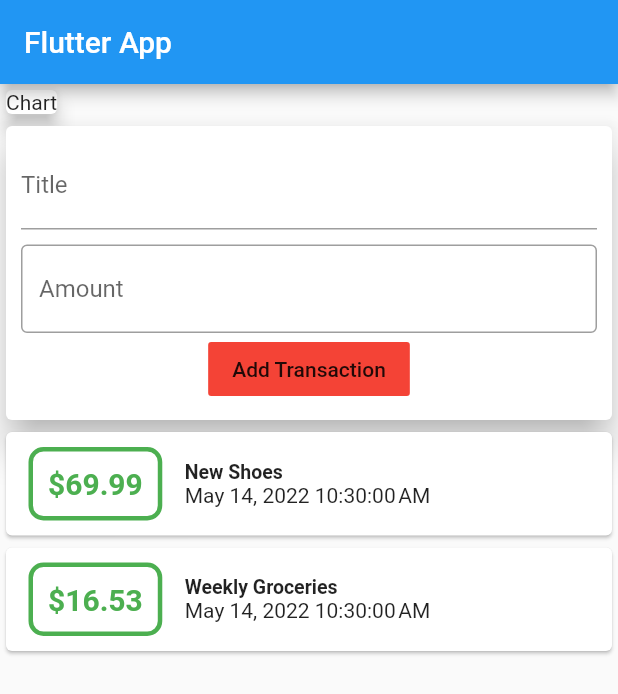
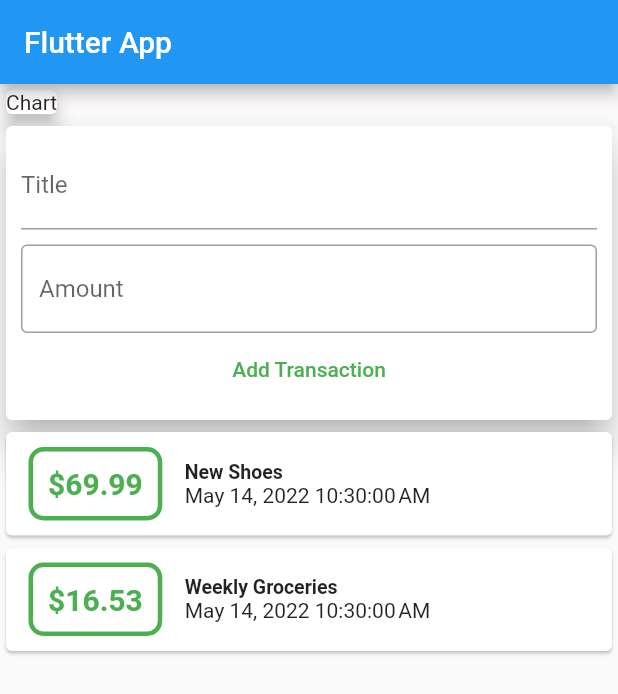
Before and after one commit to SamsonMokaya/Personal-Expense-Tracker, a Flutter app: the screen it shows after launch, on a phone screen of 412 x 824 dp. Shown: the top 694 px of the screen. Run offline on Flutter 3.47's test engine with Material 2 defaults, Android fonts, the phone set to English and light mode, and no system bars.

Commit message:
Third Commit

```diff
--- a/lib/main.dart
+++ b/lib/main.dart
@@ -1,6 +1,5 @@
 import 'package:flutter/material.dart';
-import './models/transaction.dart';
-import 'package:intl/intl.dart';
+import './widgets/user_transactions.dart';
 
 void main() {
   runApp(MyApp());
@@ -19,23 +18,8 @@ class MyApp extends StatelessWidget {
 }
 
 class MyHomePage extends StatelessWidget {
-  final List<Transaction> transactions = [
-    Transaction(
-      id: 't1',
-      title: 'New Shoes',
-      amount: 69.99,
-      date: DateTime.now(),
-    ),
-    Transaction(
-      id: 't2',
-      title: 'Weekly Groceries',
-      amount: 16.53,
-      date: DateTime.now(),
-    ),
-  ];
-
-  String titleInput;
-  String amountInput;
+  // String titleInput;
+  // String amountInput;
 
   @override
   Widget build(BuildContext context) {
@@ -53,78 +37,7 @@ class MyHomePage extends StatelessWidget {
               child: Text("Chart"),
             ),
           ),
-          Card(
-            elevation: 10,
-            child: Container(
-              padding: EdgeInsets.all(10),
-              child: Column(children: <Widget>[
-                Padding(
-                  padding: EdgeInsets.only(bottom: 10),
-                  child: TextField(
-                    decoration: InputDecoration(
-                      labelText: "Title",
-                    ),
-                  ),
-                ),
-                TextField(
-                  decoration: InputDecoration(
-                    border: OutlineInputBorder(),
-                    //labelText: "Amount",
-                    hintText: "Amount",
-                  ),
-                ),
-                FlatButton(
-                  onPressed: () {},
-                  child: Text("Add Transaction"),
-                  color: Colors.red,
-                  )
-              ]),
-            ),
-          ),
-          Column(
-            children: transactions.map((tx) {
-              return Card(
-                child:
-                    Row(mainAxisAlignment: MainAxisAlignment.start, children: [
-                  Container(
-                    margin: EdgeInsets.symmetric(
-                      vertical: 10,
-                      horizontal: 15,
-                    ),
-                    decoration: BoxDecoration(
-                      border: Border.all(
-                        color: Colors.green,
-                        width: 3,
-                      ),
-                      borderRadius: BorderRadius.circular(10),
-                    ),
-                    padding: EdgeInsets.all(10),
-                    child: Text(
-                      '\$' + tx.amount.toString(),
-                      style: TextStyle(
-                        fontWeight: FontWeight.bold,
-                        color: Colors.green,
-                        fontSize: 20,
-                      ),
-                    ),
-                  ),
-                  Column(
-                    crossAxisAlignment: CrossAxisAlignment.start,
-                    children: [
-                      Text(
-                        tx.title,
-                        style: TextStyle(
-                          fontSize: 13,
-                          fontWeight: FontWeight.bold,
-                        ),
-                      ),
-                      Text(DateFormat().format(tx.date))
-                    ],
-                  ),
-                ]),
-              );
-            }).toList(),
-          ),
+          UserTransactions(),
         ],
       ),
     );
--- /dev/null
+++ b/lib/widgets/new_transaction.dart
@@ -0,0 +1,46 @@
+import 'package:flutter/material.dart';
+
+class NewTransaction extends StatelessWidget {
+  final titleController = TextEditingController();
+  final amountController = TextEditingController();
+
+  @override
+  Widget build(BuildContext context) {
+    return Card(
+      elevation: 10,
+      child: Container(
+        padding: EdgeInsets.all(10),
+        child: Column(children: <Widget>[
+          Padding(
+            padding: EdgeInsets.only(bottom: 10),
+            child: TextField(
+              decoration: InputDecoration(
+                labelText: "Title",
+              ),
+              controller: titleController,
+            ),
+          ),
+          TextField(
+            decoration: InputDecoration(
+              border: OutlineInputBorder(),
+              //labelText: "Amount",
+              hintText: "Amount",
+            ),
+            controller: amountController,
+          ),
+          FlatButton(
+            onPressed: () {
+              print(titleController.text);
+              print(amountController.text);
+            },
+            child: Text(
+              "Add Transaction",
+            ),
+            textColor: Colors.green,
+            //color: Colors.green,
+          )
+        ]),
+      ),
+    );
+  }
+}
--- /dev/null
+++ b/lib/widgets/transaction_list.dart
@@ -0,0 +1,56 @@
+import 'package:flutter/material.dart';
+import 'package:intl/intl.dart';
+import '../models/transaction.dart';
+
+class TransactionList extends StatelessWidget {
+  final List<Transaction> transactions;
+
+  TransactionList(this.transactions);
+
+  @override
+  Widget build(BuildContext context) {
+    return Column(
+      children: transactions.map((tx) {
+        return Card(
+          child: Row(mainAxisAlignment: MainAxisAlignment.start, children: [
+            Container(
+              margin: EdgeInsets.symmetric(
+                vertical: 10,
+                horizontal: 15,
+              ),
+              decoration: BoxDecoration(
+                border: Border.all(
+                  color: Colors.green,
+                  width: 3,
+                ),
+                borderRadius: BorderRadius.circular(10),
+              ),
+              padding: EdgeInsets.all(10),
+              child: Text(
+                '\$' + tx.amount.toString(),
+                style: TextStyle(
+                  fontWeight: FontWeight.bold,
+                  color: Colors.green,
+                  fontSize: 20,
+                ),
+              ),
+            ),
+            Column(
+              crossAxisAlignment: CrossAxisAlignment.start,
+              children: [
+                Text(
+                  tx.title,
+                  style: TextStyle(
+                    fontSize: 13,
+                    fontWeight: FontWeight.bold,
+                  ),
+                ),
+                Text(DateFormat().format(tx.date))
+              ],
+            ),
+          ]),
+        );
+      }).toList(),
+    );
+  }
+}
--- /dev/null
+++ b/lib/widgets/user_transactions.dart
@@ -0,0 +1,46 @@
+import 'package:flutter/material.dart';
+import './new_transaction.dart';
+import './transaction_list.dart';
+import '../models/transaction.dart';
+
+class UserTransactions extends StatefulWidget {
+  @override
+  State<UserTransactions> createState() => _UserTransactionsState();
+}
+
+class _UserTransactionsState extends State<UserTransactions> {
+  final List<Transaction> transactions = [
+    Transaction(
+      id: 't1',
+      title: 'New Shoes',
+      amount: 69.99,
+      date: DateTime.now(),
+    ),
+    Transaction(
+      id: 't2',
+      title: 'Weekly Groceries',
+      amount: 16.53,
+      date: DateTime.now(),
+    ),
+  ];
+
+  void addNewTransaction(String Title, String Amount) {
+    final newTx = Transaction(
+      id: 't1',
+      title: 'New Shoes',
+      amount: 69.99,
+      date: DateTime.now(),
+    );
+    setState(() {
+      transactions.add(newTx);
+    });
+  }
+
+  @override
+  Widget build(BuildContext context) {
+    return Column(children: <Widget>[
+      NewTransaction(),
+      TransactionList(transactions),
+    ]);
+  }
+}
```
